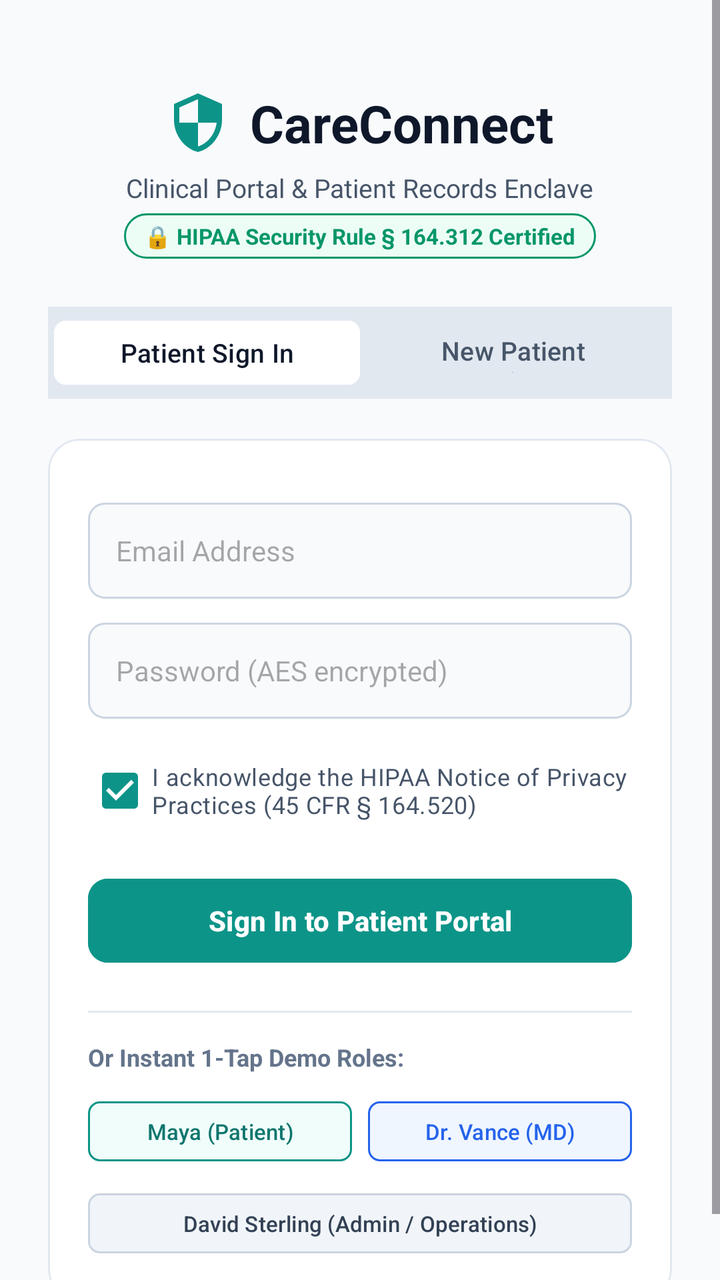
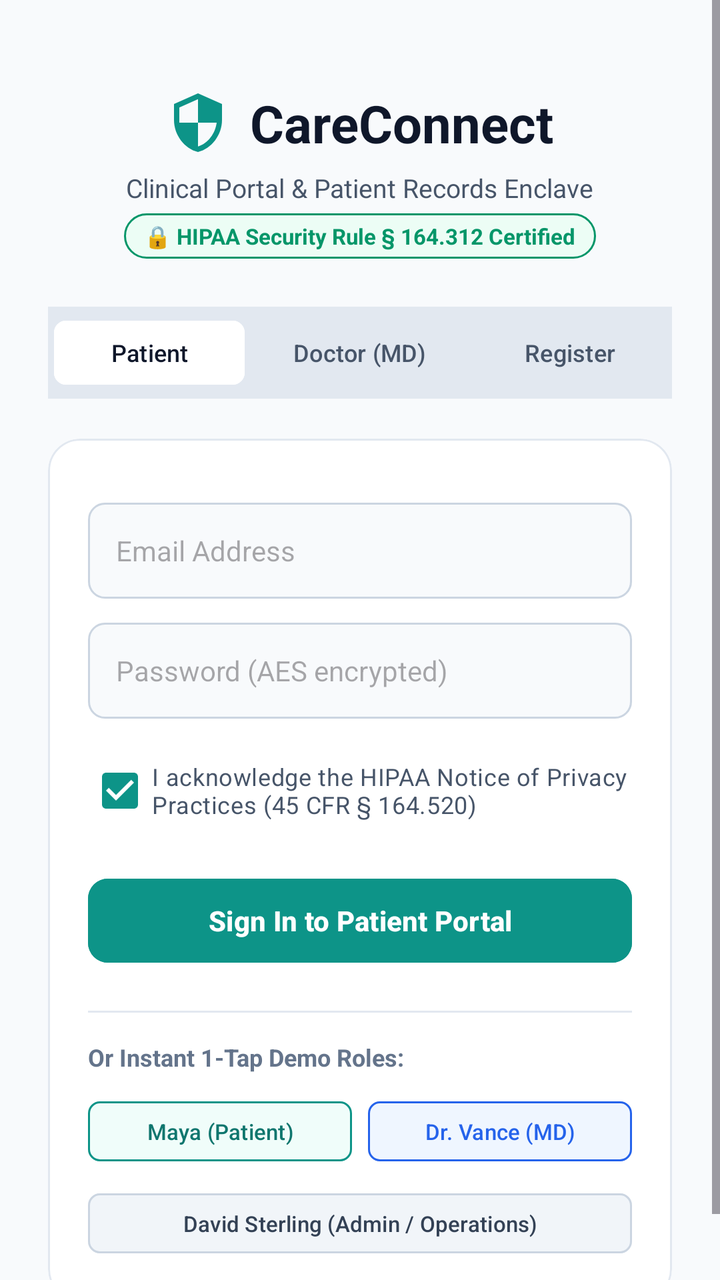

The first picture is an Android layout as it rendered before a commit; the second is the same layout after the commit. The layout source and the unified diff follow.
<!-- AndroidManifest.xml: activity theme Theme.CareConnect -->
<!-- res/layout/activity_auth.xml -->
<?xml version="1.0" encoding="utf-8"?>
<ScrollView
    xmlns:android="http://schemas.android.com/apk/res/android"
    xmlns:app="http://schemas.android.com/apk/res-auto"
    android:layout_width="match_parent"
    android:layout_height="match_parent"
    android:fillViewport="true"
    android:background="@color/slate_50">

    <LinearLayout
        android:layout_width="match_parent"
        android:layout_height="wrap_content"
        android:orientation="vertical"
        android:padding="24dp">

        
        <LinearLayout
            android:layout_width="match_parent"
            android:layout_height="wrap_content"
            android:orientation="vertical"
            android:gravity="center"
            android:layout_marginTop="20dp"
            android:layout_marginBottom="24dp">

            <LinearLayout
                android:layout_width="wrap_content"
                android:layout_height="wrap_content"
                android:orientation="horizontal"
                android:gravity="center_vertical">

                <ImageView
                    android:layout_width="32dp"
                    android:layout_height="32dp"
                    android:src="@drawable/ic_shield"
                    app:tint="@color/teal_primary" />

                <TextView
                    android:layout_width="wrap_content"
                    android:layout_height="wrap_content"
                    android:layout_marginStart="10dp"
                    android:text="CareConnect"
                    android:textSize="26sp"
                    android:textColor="@color/slate_900"
                    android:textStyle="bold" />
            </LinearLayout>

            <TextView
                android:layout_width="wrap_content"
                android:layout_height="wrap_content"
                android:layout_marginTop="6dp"
                android:text="Clinical Portal &amp; Patient Records Enclave"
                android:textSize="13sp"
                android:textColor="@color/slate_600" />

            <TextView
                android:layout_width="wrap_content"
                android:layout_height="wrap_content"
                android:layout_marginTop="4dp"
                android:background="@drawable/bg_badge_emerald"
                android:paddingHorizontal="10dp"
                android:paddingVertical="4dp"
                android:text="🔒 HIPAA Security Rule § 164.312 Certified"
                android:textSize="11sp"
                android:textColor="@color/emerald_600"
                android:textStyle="bold" />
        </LinearLayout>

        
        <LinearLayout
            android:layout_width="match_parent"
            android:layout_height="46dp"
            android:orientation="horizontal"
            android:background="@color/slate_200"
            android:padding="3dp"
            android:layout_marginBottom="20dp">

            <com.google.android.material.button.MaterialButton
                android:id="@+id/btn_tab_signin"
                android:layout_width="0dp"
                android:layout_height="match_parent"
                android:layout_weight="1"
                android:backgroundTint="@color/white"
                android:text="Patient Sign In"
                android:textColor="@color/slate_900"
                android:textSize="13sp"
                android:textAllCaps="false"
                app:cornerRadius="6dp"
                app:elevation="0dp" />

            <com.google.android.material.button.MaterialButton
                android:id="@+id/btn_tab_register"
                android:layout_width="0dp"
                android:layout_height="match_parent"
                android:layout_weight="1"
                android:backgroundTint="@android:color/transparent"
                android:text="New Patient Register"
                android:textColor="@color/slate_600"
                android:textSize="13sp"
                android:textAllCaps="false"
                app:cornerRadius="6dp"
                app:elevation="0dp" />
        </LinearLayout>

        
        <com.google.android.material.card.MaterialCardView
            android:layout_width="match_parent"
            android:layout_height="wrap_content"
            app:cardCornerRadius="16dp"
            app:cardElevation="0dp"
            app:strokeColor="@color/slate_200"
            app:strokeWidth="1dp"
            app:cardBackgroundColor="@color/white">

            <LinearLayout
                android:layout_width="match_parent"
                android:layout_height="wrap_content"
                android:orientation="vertical"
                android:padding="20dp">

                
                <LinearLayout
                    android:id="@+id/layout_register_fields"
                    android:layout_width="match_parent"
                    android:layout_height="wrap_content"
                    android:orientation="vertical"
                    android:visibility="gone">

                    <LinearLayout
                        android:layout_width="match_parent"
                        android:layout_height="wrap_content"
                        android:orientation="horizontal">

                        <EditText
                            android:id="@+id/et_first_name"
                            android:layout_width="0dp"
                            android:layout_height="48dp"
                            android:layout_weight="1"
                            android:layout_marginEnd="6dp"
                            android:background="@drawable/bg_input"
                            android:hint="First Name"
                            android:paddingHorizontal="14dp"
                            android:textSize="14sp" />

                        <EditText
                            android:id="@+id/et_last_name"
                            android:layout_width="0dp"
                            android:layout_height="48dp"
                            android:layout_weight="1"
                            android:layout_marginStart="6dp"
                            android:background="@drawable/bg_input"
                            android:hint="Last Name"
                            android:paddingHorizontal="14dp"
                            android:textSize="14sp" />
                    </LinearLayout>

                    <LinearLayout
                        android:layout_width="match_parent"
                        android:layout_height="wrap_content"
                        android:orientation="horizontal"
                        android:layout_marginTop="12dp">

                        <EditText
                            android:id="@+id/et_dob"
                            android:layout_width="0dp"
                            android:layout_height="48dp"
                            android:layout_weight="1"
                            android:layout_marginEnd="6dp"
                            android:background="@drawable/bg_input"
                            android:hint="DOB (YYYY-MM-DD)"
                            android:paddingHorizontal="14dp"
                            android:textSize="14sp" />

                        <EditText
                            android:id="@+id/et_blood_type"
                            android:layout_width="0dp"
                            android:layout_height="48dp"
                            android:layout_weight="1"
                            android:layout_marginStart="6dp"
                            android:background="@drawable/bg_input"
                            android:hint="Blood Type (e.g. O+)"
                            android:paddingHorizontal="14dp"
                            android:textSize="14sp" />
                    </LinearLayout>

                    <EditText
                        android:id="@+id/et_phone"
                        android:layout_width="match_parent"
                        android:layout_height="48dp"
                        android:layout_marginTop="12dp"
                        android:background="@drawable/bg_input"
                        android:hint="Mobile Phone (for SMS Reminders)"
                        android:inputType="phone"
                        android:paddingHorizontal="14dp"
                        android:textSize="14sp" />
                </LinearLayout>

                
                <EditText
                    android:id="@+id/et_email"
                    android:layout_width="match_parent"
                    android:layout_height="48dp"
                    android:layout_marginTop="12dp"
                    android:background="@drawable/bg_input"
                    android:hint="Email Address"
                    android:inputType="textEmailAddress"
                    android:paddingHorizontal="14dp"
                    android:textSize="14sp" />

                <EditText
                    android:id="@+id/et_password"
                    android:layout_width="match_parent"
                    android:layout_height="48dp"
                    android:layout_marginTop="12dp"
                    android:background="@drawable/bg_input"
                    android:hint="Password (AES encrypted)"
                    android:inputType="textPassword"
                    android:paddingHorizontal="14dp"
                    android:textSize="14sp" />

                <CheckBox
                    android:id="@+id/cb_hipaa_consent"
                    android:layout_width="match_parent"
                    android:layout_height="wrap_content"
                    android:layout_marginTop="12dp"
                    android:text="I acknowledge the HIPAA Notice of Privacy Practices (45 CFR § 164.520)"
                    android:textSize="12sp"
                    android:textColor="@color/slate_600"
                    android:checked="true" />

                <com.google.android.material.button.MaterialButton
                    android:id="@+id/btn_submit_auth"
                    android:layout_width="match_parent"
                    android:layout_height="50dp"
                    android:layout_marginTop="16dp"
                    android:backgroundTint="@color/teal_primary"
                    android:text="Sign In to Patient Portal"
                    android:textColor="@color/white"
                    android:textSize="14sp"
                    android:textStyle="bold"
                    android:textAllCaps="false"
                    app:cornerRadius="10dp" />

                
                <View
                    android:layout_width="match_parent"
                    android:layout_height="1dp"
                    android:layout_marginTop="20dp"
                    android:layout_marginBottom="14dp"
                    android:background="@color/slate_200" />

                <TextView
                    android:layout_width="match_parent"
                    android:layout_height="wrap_content"
                    android:text="Or Instant 1-Tap Demo Roles:"
                    android:textSize="12sp"
                    android:textColor="@color/slate_500"
                    android:textStyle="bold" />

                <LinearLayout
                    android:layout_width="match_parent"
                    android:layout_height="wrap_content"
                    android:orientation="horizontal"
                    android:layout_marginTop="10dp">

                    <com.google.android.material.button.MaterialButton
                        android:id="@+id/btn_demo_patient"
                        android:layout_width="0dp"
                        android:layout_height="38dp"
                        android:layout_weight="1"
                        android:layout_marginEnd="4dp"
                        android:backgroundTint="@color/teal_surface"
                        android:text="Maya (Patient)"
                        android:textColor="@color/teal_dark"
                        android:textSize="11sp"
                        android:textAllCaps="false"
                        app:strokeColor="@color/teal_primary"
                        app:strokeWidth="1dp"
                        app:cornerRadius="6dp" />

                    <com.google.android.material.button.MaterialButton
                        android:id="@+id/btn_demo_doctor"
                        android:layout_width="0dp"
                        android:layout_height="38dp"
                        android:layout_weight="1"
                        android:layout_marginStart="4dp"
                        android:backgroundTint="@color/blue_50"
                        android:text="Dr. Vance (MD)"
                        android:textColor="@color/blue_600"
                        android:textSize="11sp"
                        android:textAllCaps="false"
                        app:strokeColor="@color/blue_600"
                        app:strokeWidth="1dp"
                        app:cornerRadius="6dp" />
                </LinearLayout>

                <com.google.android.material.button.MaterialButton
                    android:id="@+id/btn_demo_admin"
                    android:layout_width="match_parent"
                    android:layout_height="38dp"
                    android:layout_marginTop="8dp"
                    android:backgroundTint="@color/slate_100"
                    android:text="David Sterling (Admin / Operations)"
                    android:textColor="@color/slate_700"
                    android:textSize="11sp"
                    android:textAllCaps="false"
                    app:strokeColor="@color/slate_300"
                    app:strokeWidth="1dp"
                    app:cornerRadius="6dp" />
            </LinearLayout>
        </com.google.android.material.card.MaterialCardView>
    </LinearLayout>
</ScrollView>
<!-- resources referenced by this layout -->
<resources>
  <color name="blue_50">#EFF6FF</color>
  <color name="blue_600">#2563EB</color>
  <color name="emerald_600">#059669</color>
  <color name="slate_100">#F1F5F9</color>
  <color name="slate_200">#E2E8F0</color>
  <color name="slate_300">#CBD5E1</color>
  <color name="slate_50">#F8FAFC</color>
  <color name="slate_500">#64748B</color>
  <color name="slate_600">#475569</color>
  <color name="slate_700">#334155</color>
  <color name="slate_900">#0F172A</color>
  <color name="teal_dark">#0F766E</color>
  <color name="teal_primary">#0D9488</color>
  <color name="teal_surface">#F0FDFA</color>
  <color name="white">#FFFFFF</color>
  <!-- drawable bg_badge_emerald (drawable) -->
  <?xml version="1.0" encoding="utf-8"?>
  <shape xmlns:android="http://schemas.android.com/apk/res/android"
      android:shape="rectangle">
      <solid android:color="@color/emerald_50" />
      <stroke android:width="1dp" android:color="@color/emerald_600" />
      <corners android:radius="12dp" />
  </shape>
  <!-- drawable bg_input (drawable) -->
  <?xml version="1.0" encoding="utf-8"?>
  <shape xmlns:android="http://schemas.android.com/apk/res/android"
      android:shape="rectangle">
      <solid android:color="@color/slate_50" />
      <stroke android:width="1dp" android:color="@color/slate_300" />
      <corners android:radius="8dp" />
  </shape>
  <!-- drawable ic_shield (drawable) -->
  <vector xmlns:android="http://schemas.android.com/apk/res/android"
      android:width="24dp"
      android:height="24dp"
      android:viewportWidth="24"
      android:viewportHeight="24">
      <path
          android:fillColor="@color/teal_primary"
          android:pathData="M12,1L3,5v6c0,5.55 3.84,10.74 9,12 5.16,-1.26 9,-6.45 9,-12V5l-9,-4zM12,11.99h7c-0.53,4.12 -3.28,7.79 -7,8.94V12H5V6.3l7,-3.11v8.8z"/>
  </vector>
  <style name="Theme.CareConnect" parent="Theme.Material3.Light.NoActionBar">
          
          <item name="colorPrimary">@color/teal_primary</item>
          <item name="colorOnPrimary">@color/white</item>
          <item name="colorPrimaryContainer">@color/teal_light</item>
          <item name="colorOnPrimaryContainer">@color/teal_dark</item>
  
          
          <item name="android:colorBackground">@color/slate_50</item>
          <item name="colorSurface">@color/white</item>
          <item name="colorOnSurface">@color/slate_900</item>
  
          
          <item name="android:statusBarColor">@color/white</item>
          <item name="android:windowLightStatusBar">true</item>
          <item name="android:navigationBarColor">@color/white</item>
          <item name="android:windowLightNavigationBar">true</item>
      </style>
  <color name="emerald_50">#ECFDF5</color>
  <color name="teal_light">#CCFBF1</color>
</resources>

<!-- the commit's change to res/layout/activity_auth.xml (unified diff, before → after) -->
@@ -80,9 +80,22 @@
                 android:layout_height="match_parent"
                 android:layout_weight="1"
                 android:backgroundTint="@color/white"
-                android:text="Patient Sign In"
+                android:text="Patient"
                 android:textColor="@color/slate_900"
-                android:textSize="13sp"
+                android:textSize="12sp"
+                android:textAllCaps="false"
+                app:cornerRadius="6dp"
+                app:elevation="0dp" />
+
+            <com.google.android.material.button.MaterialButton
+                android:id="@+id/btn_tab_doctor"
+                android:layout_width="0dp"
+                android:layout_height="match_parent"
+                android:layout_weight="1.2"
+                android:backgroundTint="@android:color/transparent"
+                android:text="Doctor (MD)"
+                android:textColor="@color/slate_600"
+                android:textSize="12sp"
                 android:textAllCaps="false"
                 app:cornerRadius="6dp"
                 app:elevation="0dp" />
@@ -93,9 +106,9 @@
                 android:layout_height="match_parent"
                 android:layout_weight="1"
                 android:backgroundTint="@android:color/transparent"
-                android:text="New Patient Register"
+                android:text="Register"
                 android:textColor="@color/slate_600"
-                android:textSize="13sp"
+                android:textSize="12sp"
                 android:textAllCaps="false"
                 app:cornerRadius="6dp"
                 app:elevation="0dp" />
@@ -116,6 +129,60 @@
                 android:layout_height="wrap_content"
                 android:orientation="vertical"
                 android:padding="20dp">
+
+                
+                <LinearLayout
+                    android:id="@+id/layout_doctor_fields"
+                    android:layout_width="match_parent"
+                    android:layout_height="wrap_content"
+                    android:orientation="vertical"
+                    android:layout_marginBottom="8dp"
+                    android:visibility="gone">
+
+                    <LinearLayout
+                        android:layout_width="match_parent"
+                        android:layout_height="wrap_content"
+                        android:orientation="horizontal"
+                        android:background="@drawable/bg_badge_teal"
+                        android:padding="10dp"
+                        android:gravity="center_vertical"
+                        android:layout_marginBottom="12dp">
+
+                        <ImageView
+                            android:layout_width="20dp"
+                            android:layout_height="20dp"
+                            android:src="@drawable/ic_person"
+                            app:tint="@color/teal_primary" />
+
+                        <TextView
+                            android:layout_width="wrap_content"
+                            android:layout_height="wrap_content"
+                            android:layout_marginStart="8dp"
+                            android:text="Physician Enclave &amp; EHR Access"
+                            android:textSize="12sp"
+                            android:textColor="@color/teal_dark"
+                            android:textStyle="bold" />
+                    </LinearLayout>
+
+                    <EditText
+                        android:id="@+id/et_doctor_npi"
+                        android:layout_width="match_parent"
+                        android:layout_height="48dp"
+                        android:background="@drawable/bg_input"
+                        android:hint="National Provider Identifier (NPI # e.g. 1849204912)"
+                        android:paddingHorizontal="14dp"
+                        android:textSize="13sp" />
+
+                    <EditText
+                        android:id="@+id/et_doctor_dept"
+                        android:layout_width="match_parent"
+                        android:layout_height="48dp"
+                        android:layout_marginTop="12dp"
+                        android:background="@drawable/bg_input"
+                        android:hint="Clinical Department (e.g. Internal Medicine, Cardiology)"
+                        android:paddingHorizontal="14dp"
+                        android:textSize="13sp" />
+                </LinearLayout>
 
                 
                 <LinearLayout
<!-- resource entries referenced after the edit -->
@@ -23,6 +23,14 @@
       <stroke android:width="1dp" android:color="@color/emerald_600" />
       <corners android:radius="12dp" />
   </shape>
+  <!-- drawable bg_badge_teal (drawable) -->
+  <?xml version="1.0" encoding="utf-8"?>
+  <shape xmlns:android="http://schemas.android.com/apk/res/android"
+      android:shape="rectangle">
+      <solid android:color="@color/teal_surface" />
+      <stroke android:width="1dp" android:color="@color/teal_primary" />
+      <corners android:radius="12dp" />
+  </shape>
   <!-- drawable bg_input (drawable) -->
   <?xml version="1.0" encoding="utf-8"?>
   <shape xmlns:android="http://schemas.android.com/apk/res/android"
@@ -31,6 +39,16 @@
       <stroke android:width="1dp" android:color="@color/slate_300" />
       <corners android:radius="8dp" />
   </shape>
+  <!-- drawable ic_person (drawable) -->
+  <vector xmlns:android="http://schemas.android.com/apk/res/android"
+      android:width="24dp"
+      android:height="24dp"
+      android:viewportWidth="24"
+      android:viewportHeight="24">
+      <path
+          android:fillColor="@color/teal_primary"
+          android:pathData="M12,12c2.21,0 4,-1.79 4,-4s-1.79,-4 -4,-4 -4,1.79 -4,4 1.79,4 4,4zM12,14c-2.67,0 -8,1.34 -8,4v2h16v-2c0,-2.66 -5.33,-4 -8,-4z"/>
+  </vector>
   <!-- drawable ic_shield (drawable) -->
   <vector xmlns:android="http://schemas.android.com/apk/res/android"
       android:width="24dp"
